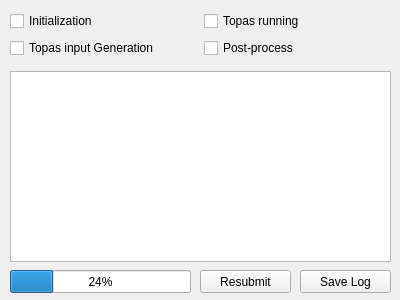
Old version of the form ui/run.ui in the repository Somhammer/ProtonTherapy.
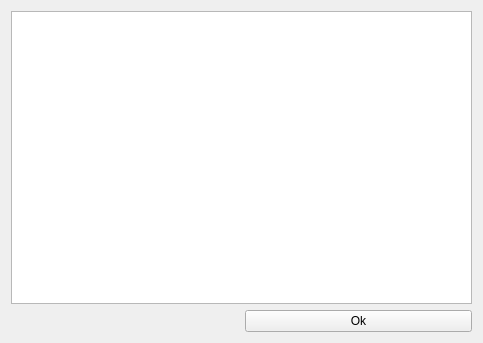
New version of the form. Icons and pictures are not drawn.

```diff
--- a/ui/run.ui
+++ b/ui/run.ui
@@ -6,8 +6,8 @@
    <rect>
     <x>0</x>
     <y>0</y>
-    <width>400</width>
-    <height>300</height>
+    <width>483</width>
+    <height>343</height>
    </rect>
   </property>
   <property name="windowTitle">
@@ -17,107 +17,24 @@
    <iconset>
     <normaloff>../icons/ncc.png</normaloff>../icons/ncc.png</iconset>
   </property>
-  <widget class="QProgressBar" name="progressBar">
-   <property name="geometry">
-    <rect>
-     <x>10</x>
-     <y>270</y>
-     <width>181</width>
-     <height>23</height>
-    </rect>
-   </property>
-   <property name="value">
-    <number>24</number>
-   </property>
-  </widget>
-  <widget class="QTextBrowser" name="textLog">
-   <property name="geometry">
-    <rect>
-     <x>10</x>
-     <y>71</y>
-     <width>381</width>
-     <height>191</height>
-    </rect>
-   </property>
-  </widget>
-  <widget class="QPushButton" name="pushResubmit">
-   <property name="geometry">
-    <rect>
-     <x>200</x>
-     <y>270</y>
-     <width>91</width>
-     <height>23</height>
-    </rect>
-   </property>
-   <property name="text">
-    <string>Resubmit</string>
-   </property>
-  </widget>
-  <widget class="QPushButton" name="pushSaveLog">
-   <property name="geometry">
-    <rect>
-     <x>300</x>
-     <y>270</y>
-     <width>91</width>
-     <height>23</height>
-    </rect>
-   </property>
-   <property name="text">
-    <string>Save Log</string>
-   </property>
-  </widget>
-  <widget class="QWidget" name="gridLayoutWidget">
-   <property name="geometry">
-    <rect>
-     <x>10</x>
-     <y>10</y>
-     <width>381</width>
-     <height>51</height>
-    </rect>
-   </property>
-   <layout class="QGridLayout" name="gridLayout">
-    <item row="0" column="1">
-     <widget class="QCheckBox" name="checkTopasRun">
-      <property name="text">
-       <string>Topas running</string>
-      </property>
-      <property name="checkable">
-       <bool>false</bool>
-      </property>
-     </widget>
-    </item>
-    <item row="0" column="0">
-     <widget class="QCheckBox" name="checkInit">
-      <property name="text">
-       <string>Initialization</string>
-      </property>
-      <property name="checkable">
-       <bool>false</bool>
-      </property>
-     </widget>
-    </item>
-    <item row="1" column="0">
-     <widget class="QCheckBox" name="checkInput">
-      <property name="text">
-       <string>Topas input Generation</string>
-      </property>
-      <property name="checkable">
-       <bool>false</bool>
-      </property>
-     </widget>
-    </item>
-    <item row="1" column="1">
-     <widget class="QCheckBox" name="checkPost">
-      <property name="text">
-       <string>Post-process</string>
-      </property>
-      <property name="checkable">
-       <bool>false</bool>
-      </property>
-     </widget>
-    </item>
-   </layout>
-  </widget>
+  <layout class="QGridLayout" name="gridLayout">
+   <item row="1" column="1">
+    <widget class="QPushButton" name="pushOk">
+     <property name="text">
+      <string>Ok</string>
+     </property>
+    </widget>
+   </item>
+   <item row="0" column="0" colspan="2">
+    <widget class="QTextBrowser" name="textLog">
+     <property name="font">
+      <font>
+       <pointsize>11</pointsize>
+      </font>
+     </property>
+    </widget>
+   </item>
+  </layout>
  </widget>
  <resources/>
  <connections/>
```
